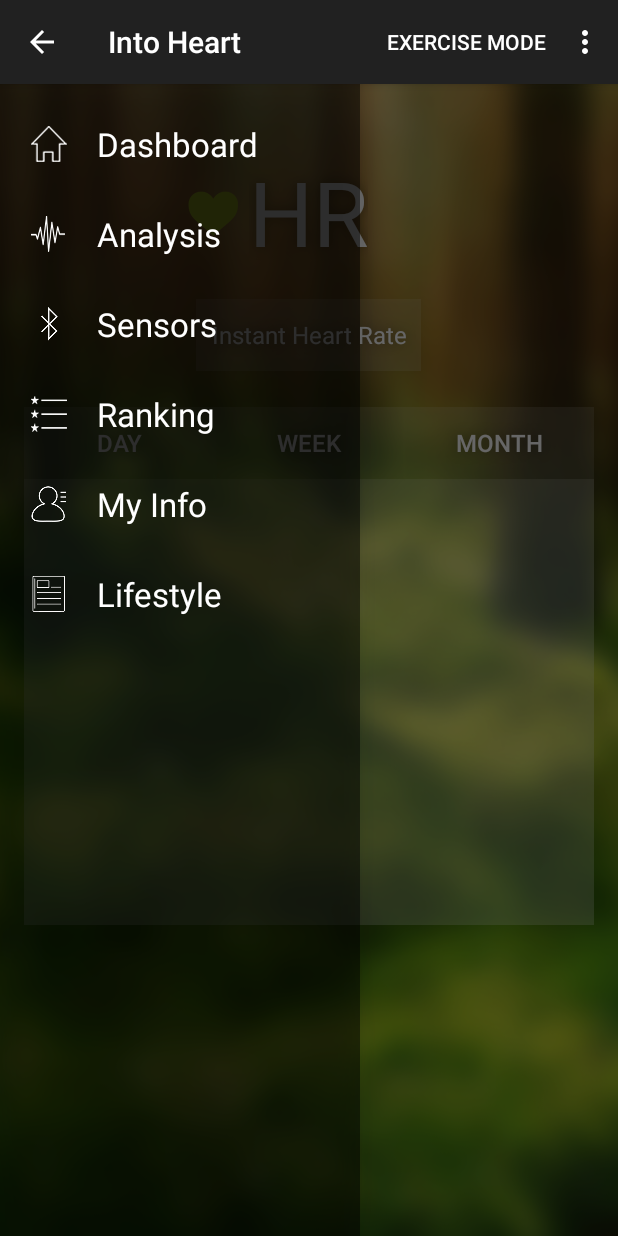
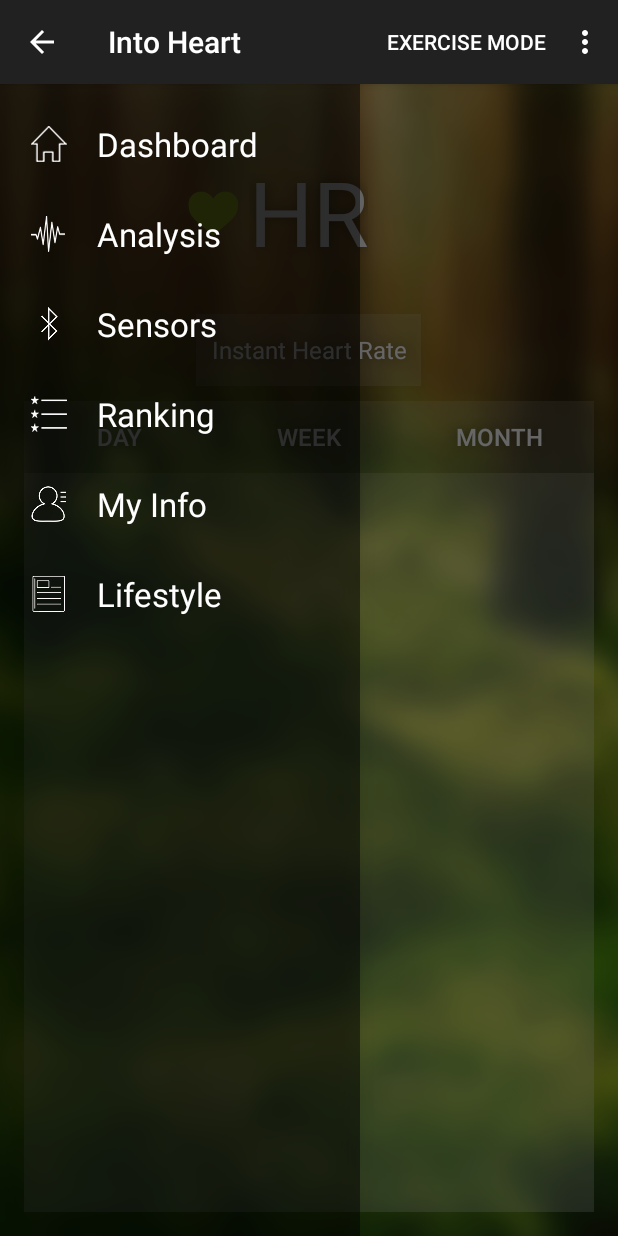
Before and after one commit to aahung/IntoHeart, an Android app: the DashboardFragment screen opened directly, with no data from a screen before it, on a phone screen of 412 x 824 dp. Run offline under Robolectric (Android 15) with nearby library versions, the phone set to English and light mode, and no system bars; our stand-ins replace ButterKnife; libraries missing offline, so code that uses them is left out: com.jjoe64.graphview; plain views replace GraphView; 18 statements that could not run were skipped.

Commit message:
simplify the hierarchy of UI in dashboard fragment

```diff
--- a/IntoHeart/app/src/main/res/layout/fragment_main.xml
+++ b/IntoHeart/app/src/main/res/layout/fragment_main.xml
@@ -49,17 +49,6 @@
 
     </LinearLayout>
 
-    <LinearLayout
-        android:orientation="vertical"
-        android:layout_width="fill_parent"
-        android:layout_height="fill_parent">
-
-        <LinearLayout
-            android:orientation="vertical"
-            android:layout_width="fill_parent"
-            android:layout_height="72dp">
-
-
     <Button
         android:layout_gravity="center_horizontal"
         android:layout_width="wrap_content"
@@ -68,93 +57,61 @@
         android:text="Instant Heart Rate"
         android:id="@+id/instant_hr_button"
         android:background="@drawable/button_default"
-
         android:singleLine="true"
         android:textColorHighlight="#cccccc"
         android:textColor="#ffffff"
         style="@style/MyText"
+        android:layout_margin="10dip"
         android:padding="10dip"/>
-        </LinearLayout>
 
     <LinearLayout
         android:orientation="vertical"
-            android:layout_width="fill_parent"
-            android:layout_height="345dp">
+        android:layout_width="match_parent"
+        android:layout_height="match_parent">
 
         <LinearLayout
             android:orientation="horizontal"
-                android:layout_width="fill_parent"
+            android:layout_width="match_parent"
             android:layout_height="wrap_content">
 
-                <LinearLayout
-                    android:orientation="horizontal"
+                <Button
                     android:layout_width="0dip"
-                    android:layout_weight="0.333"
-                    android:layout_height="fill_parent">
-
-                    <Button
-                        android:layout_width="fill_parent"
-                        android:layout_height="fill_parent"
+                    android:layout_weight="0.33"
+                    android:layout_height="wrap_content"
                     android:text="Day"
                     android:id="@+id/day_hr_button"
                     android:background="@drawable/button_default"
-
                     android:singleLine="true"
-                        android:textColorHighlight="#cccccc"
                     android:textColor="#ffffff"
                     style="@style/MyText"/>
-                </LinearLayout>
-
-                <LinearLayout
-                    android:orientation="horizontal"
-                    android:layout_width="0dip"
-                    android:layout_weight="0.333"
-                    android:layout_height="fill_parent">
 
                 <Button
-                        android:layout_width="fill_parent"
-                        android:layout_height="fill_parent"
+                    android:layout_width="0dip"
+                    android:layout_weight="0.33"
+                    android:layout_height="wrap_content"
                     android:text="Week"
                     android:id="@+id/week_hr_button"
                     android:background="@drawable/button_default"
-
                     android:textColor="#ffffff"
                     style="@style/MyText"/>
-                </LinearLayout>
-
-                <LinearLayout
-                    android:orientation="horizontal"
-                    android:layout_width="0dip"
-                    android:layout_weight="0.333"
-                    android:layout_height="fill_parent">
 
                 <Button
-                        android:layout_width="fill_parent"
-                        android:layout_height="fill_parent"
+                    android:layout_width="0dip"
+                    android:layout_weight="0.33"
+                    android:layout_height="wrap_content"
                     android:text="Month"
                     android:id="@+id/month_hr_button"
                     android:background="@drawable/button_default"
-
                     android:textColor="#ffffff"
                     style="@style/MyText"/>
+
         </LinearLayout>
-            </LinearLayout>
-
-            <LinearLayout
-                android:orientation="horizontal"
-                android:layout_width="fill_parent"
-                android:layout_height="fill_parent"
-                android:background="#40ffffff">
 
         <com.jjoe64.graphview.GraphView
             android:layout_width="match_parent"
             android:layout_height="match_parent"
+            android:background="#40ffffff"
             android:id="@+id/graph" />
-
-                </LinearLayout>
-        </LinearLayout>
-
-
     </LinearLayout>
 
 
```
Lines whose indentation alone changed are shown as unchanged.
